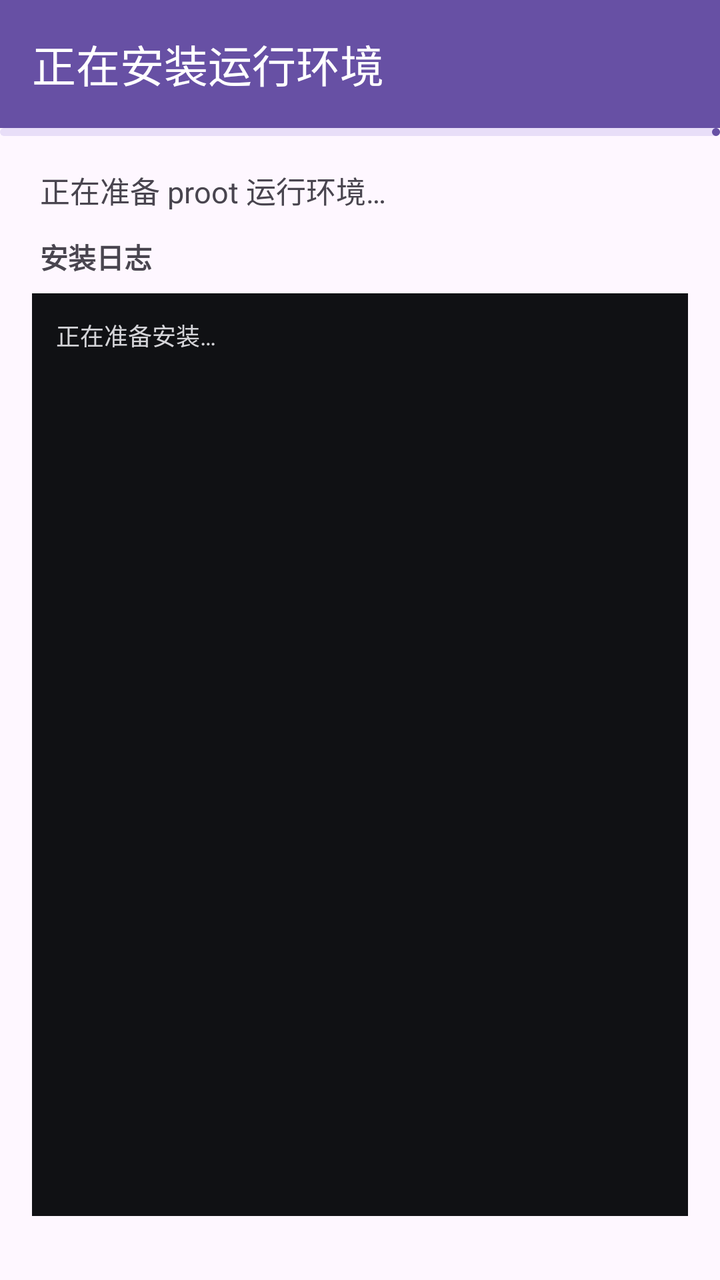
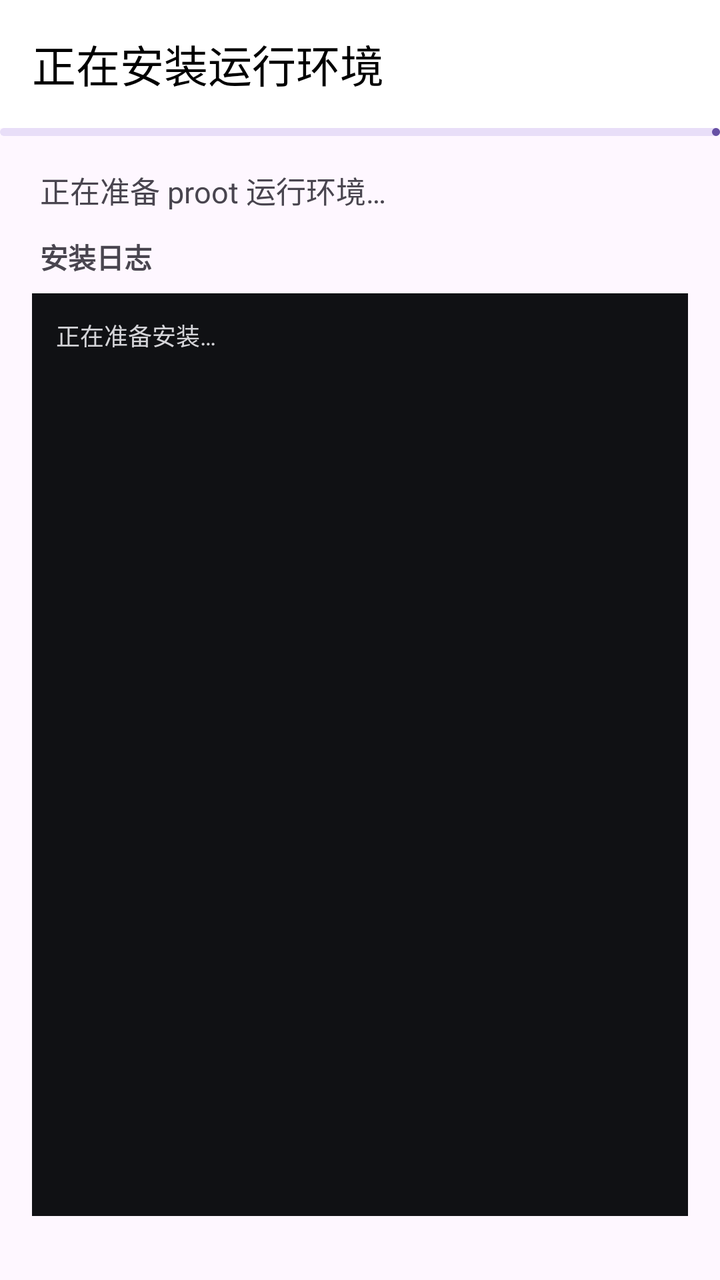

Compare the two renders of this Android layout. The source of the first and the diff that turns it into the second are given below.
<!-- AndroidManifest.xml: activity theme Theme.Love2Droid -->
<!-- res/layout/activity_setup.xml -->
<?xml version="1.0" encoding="utf-8"?>
<LinearLayout xmlns:android="http://schemas.android.com/apk/res/android"
    xmlns:app="http://schemas.android.com/apk/res-auto"
    android:id="@+id/setup_root"
    android:layout_width="match_parent"
    android:layout_height="match_parent"
    android:background="?android:attr/colorBackground"
    android:orientation="vertical">

    <View
        android:id="@+id/setup_top_inset"
        android:layout_width="match_parent"
        android:layout_height="0dp"
        android:background="?attr/colorPrimary"
        android:importantForAccessibility="no" />

    <com.google.android.material.appbar.MaterialToolbar
        android:id="@+id/setup_toolbar"
        android:layout_width="match_parent"
        android:layout_height="?attr/actionBarSize"
        android:background="?attr/colorPrimary"
        app:title="@string/proot_setup_title"
        app:titleTextColor="@android:color/white" />

    <com.google.android.material.progressindicator.LinearProgressIndicator
        android:id="@+id/setup_progress"
        android:layout_width="match_parent"
        android:layout_height="4dp"
        android:max="100"
        android:progress="0" />

    <TextView
        android:id="@+id/setup_status"
        android:layout_width="match_parent"
        android:layout_height="wrap_content"
        android:paddingStart="20dp"
        android:paddingTop="16dp"
        android:paddingEnd="20dp"
        android:paddingBottom="12dp"
        android:text="@string/proot_install_preparing"
        android:textSize="15sp" />

    <TextView
        android:layout_width="match_parent"
        android:layout_height="wrap_content"
        android:paddingStart="20dp"
        android:paddingEnd="20dp"
        android:paddingBottom="8dp"
        android:text="@string/proot_setup_logs"
        android:textStyle="bold" />

    <ScrollView
        android:id="@+id/setup_log_scroll"
        android:layout_width="match_parent"
        android:layout_height="0dp"
        android:layout_marginStart="16dp"
        android:layout_marginEnd="16dp"
        android:layout_weight="1"
        android:background="#101114"
        android:fillViewport="true"
        android:scrollbars="vertical">

        <TextView
            android:id="@+id/setup_logs"
            android:layout_width="match_parent"
            android:layout_height="wrap_content"
            android:fontFamily="@font/maple_mono_nf_cn_regular"
            android:padding="12dp"
            android:text="@string/proot_setup_logs_empty"
            android:textColor="#D4D4D8"
            android:textIsSelectable="true"
            android:textSize="12sp" />
    </ScrollView>

    <LinearLayout
        android:id="@+id/setup_actions"
        android:layout_width="match_parent"
        android:layout_height="wrap_content"
        android:gravity="end"
        android:orientation="horizontal"
        android:padding="16dp">

        <com.google.android.material.button.MaterialButton
            android:id="@+id/setup_retry"
            style="@style/Widget.Material3.Button.OutlinedButton"
            android:layout_width="wrap_content"
            android:layout_height="wrap_content"
            android:text="@string/retry"
            android:visibility="gone" />

        <com.google.android.material.button.MaterialButton
            android:id="@+id/setup_continue"
            android:layout_width="wrap_content"
            android:layout_height="wrap_content"
            android:layout_marginStart="12dp"
            android:text="@string/proot_enter_editor"
            android:visibility="gone" />
    </LinearLayout>
</LinearLayout>
<!-- resources referenced by this layout -->
<resources>
  <string name="proot_enter_editor">进入编辑器</string>
  <string name="proot_install_preparing">正在准备 proot 运行环境…</string>
  <string name="proot_setup_logs">安装日志</string>
  <string name="proot_setup_logs_empty">正在准备安装…</string>
  <string name="proot_setup_title">正在安装运行环境</string>
  <string name="retry">重试</string>
  <style name="Theme.Love2Droid" parent="Theme.Material3.DayNight.NoActionBar">
          <item name="android:fontFamily">@font/maple_mono_nf_cn_regular</item>
          <item name="android:statusBarColor">?attr/colorPrimary</item>
          <item name="android:navigationBarColor">?attr/colorSurface</item>
          <item name="android:windowLightStatusBar">true</item>
          <item name="colorPrimary">#6750A4</item>
      </style>
</resources>

<!-- the commit's change to res/layout/activity_setup.xml (unified diff, before → after) -->
@@ -11,16 +11,16 @@
         android:id="@+id/setup_top_inset"
         android:layout_width="match_parent"
         android:layout_height="0dp"
-        android:background="?attr/colorPrimary"
+        android:background="@color/action_bar_background"
         android:importantForAccessibility="no" />
 
     <com.google.android.material.appbar.MaterialToolbar
         android:id="@+id/setup_toolbar"
         android:layout_width="match_parent"
         android:layout_height="?attr/actionBarSize"
-        android:background="?attr/colorPrimary"
+        android:background="@color/action_bar_background"
         app:title="@string/proot_setup_title"
-        app:titleTextColor="@android:color/white" />
+        app:titleTextColor="@color/action_bar_foreground" />
 
     <com.google.android.material.progressindicator.LinearProgressIndicator
         android:id="@+id/setup_progress"
<!-- resource entries referenced after the edit -->
@@ -1,5 +1,7 @@
 <!-- resources referenced by this layout -->
 <resources>
+  <color name="action_bar_background">#FFFFFFFF</color>
+  <color name="action_bar_foreground">#FF000000</color>
   <string name="proot_enter_editor">进入编辑器</string>
   <string name="proot_install_preparing">正在准备 proot 运行环境…</string>
   <string name="proot_setup_logs">安装日志</string>
@@ -8,7 +10,7 @@
   <string name="retry">重试</string>
   <style name="Theme.Love2Droid" parent="Theme.Material3.DayNight.NoActionBar">
           <item name="android:fontFamily">@font/maple_mono_nf_cn_regular</item>
-          <item name="android:statusBarColor">?attr/colorPrimary</item>
+          <item name="android:statusBarColor">@color/action_bar_background</item>
           <item name="android:navigationBarColor">?attr/colorSurface</item>
           <item name="android:windowLightStatusBar">true</item>
           <item name="colorPrimary">#6750A4</item>
